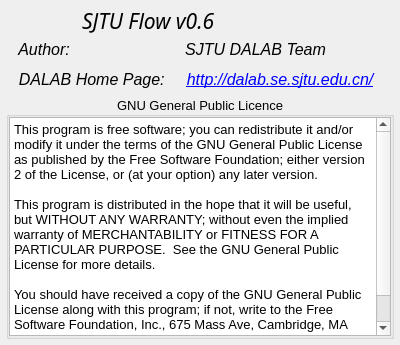
Before: the Qt Designer form SJTUFlow/SJTUFlow/aboutdialog.ui in SatanWoo/SJTUFlow, drawn with Qt 5.
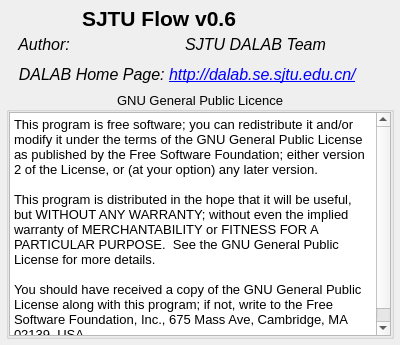
After: the same form once the commit is applied. Icons and pictures are not drawn.

What changed in the file:
```diff
--- a/SJTUFlow/SJTUFlow/aboutdialog.ui
+++ b/SJTUFlow/SJTUFlow/aboutdialog.ui
@@ -73,11 +73,11 @@
       <widget class="QLabel" name="labelName">
        <property name="font">
         <font>
-         <family>High Tower Text</family>
+         <family>Arial</family>
          <pointsize>16</pointsize>
-         <weight>50</weight>
-         <italic>true</italic>
-         <bold>false</bold>
+         <weight>75</weight>
+         <italic>false</italic>
+         <bold>true</bold>
         </font>
        </property>
        <property name="text">
@@ -95,6 +95,13 @@
        <height>30</height>
       </size>
      </property>
+     <property name="font">
+      <font>
+       <family>Arial</family>
+       <weight>75</weight>
+       <bold>true</bold>
+      </font>
+     </property>
      <property name="styleSheet">
       <string notr="true">background-color:transparent;</string>
      </property>
@@ -108,8 +115,8 @@
       <string>&lt;!DOCTYPE HTML PUBLIC &quot;-//W3C//DTD HTML 4.0//EN&quot; &quot;http://www.w3.org/TR/REC-html40/strict.dtd&quot;&gt;
 &lt;html&gt;&lt;head&gt;&lt;meta name=&quot;qrichtext&quot; content=&quot;1&quot; /&gt;&lt;style type=&quot;text/css&quot;&gt;
 p, li { white-space: pre-wrap; }
-&lt;/style&gt;&lt;/head&gt;&lt;body style=&quot; font-family:'SimSun'; font-size:9pt; font-weight:400; font-style:normal;&quot;&gt;
-&lt;p style=&quot; margin-top:0px; margin-bottom:0px; margin-left:0px; margin-right:0px; -qt-block-indent:0; text-indent:0px;&quot;&gt;&lt;span style=&quot; font-family:'High Tower Text'; font-size:12pt; font-style:italic;&quot;&gt;  Author:                          SJTU DALAB Team&lt;/span&gt;&lt;/p&gt;&lt;/body&gt;&lt;/html&gt;</string>
+&lt;/style&gt;&lt;/head&gt;&lt;body style=&quot; font-family:'Arial'; font-size:9pt; font-weight:600; font-style:normal;&quot;&gt;
+&lt;p style=&quot; margin-top:0px; margin-bottom:0px; margin-left:0px; margin-right:0px; -qt-block-indent:0; text-indent:0px;&quot;&gt;&lt;span style=&quot; font-size:12pt; font-weight:400; font-style:italic;&quot;&gt;  Author:                          SJTU DALAB Team&lt;/span&gt;&lt;/p&gt;&lt;/body&gt;&lt;/html&gt;</string>
      </property>
     </widget>
    </item>
@@ -138,7 +145,7 @@
 &lt;html&gt;&lt;head&gt;&lt;meta name=&quot;qrichtext&quot; content=&quot;1&quot; /&gt;&lt;style type=&quot;text/css&quot;&gt;
 p, li { white-space: pre-wrap; }
 &lt;/style&gt;&lt;/head&gt;&lt;body style=&quot; font-family:'SimSun'; font-size:9pt; font-weight:400; font-style:normal;&quot;&gt;
-&lt;p style=&quot; margin-top:0px; margin-bottom:0px; margin-left:0px; margin-right:0px; -qt-block-indent:0; text-indent:0px;&quot;&gt;&lt;span style=&quot; font-family:'High Tower Text'; font-size:12pt; font-style:italic;&quot;&gt;  DALAB Home Page:     &lt;/span&gt;&lt;a href=&quot;http://dalab.se.sjtu.edu.cn/&quot;&gt;&lt;span style=&quot; font-family:'High Tower Text'; font-size:12pt; font-style:italic; text-decoration: underline; color:#0000ff;&quot;&gt;http://dalab.se.sjtu.edu.cn/&lt;/span&gt;&lt;/a&gt;&lt;/p&gt;&lt;/body&gt;&lt;/html&gt;</string>
+&lt;p style=&quot; margin-top:0px; margin-bottom:0px; margin-left:0px; margin-right:0px; -qt-block-indent:0; text-indent:0px;&quot;&gt;&lt;span style=&quot; font-family:'Arial'; font-size:12pt; font-style:italic;&quot;&gt;  DALAB Home Page: &lt;/span&gt;&lt;a href=&quot;http://dalab.se.sjtu.edu.cn/&quot;&gt;&lt;span style=&quot; font-family:'Arial'; font-size:12pt; font-style:italic; text-decoration: underline; color:#0000ff;&quot;&gt;http://dalab.se.sjtu.edu.cn/&lt;/span&gt;&lt;/a&gt;&lt;/p&gt;&lt;/body&gt;&lt;/html&gt;</string>
      </property>
      <property name="openExternalLinks">
       <bool>true</bool>
@@ -152,7 +159,10 @@
     <widget class="QGroupBox" name="groupBox">
      <property name="font">
       <font>
+       <family>Arial</family>
        <pointsize>10</pointsize>
+       <weight>50</weight>
+       <bold>false</bold>
       </font>
      </property>
      <property name="contextMenuPolicy">
```
